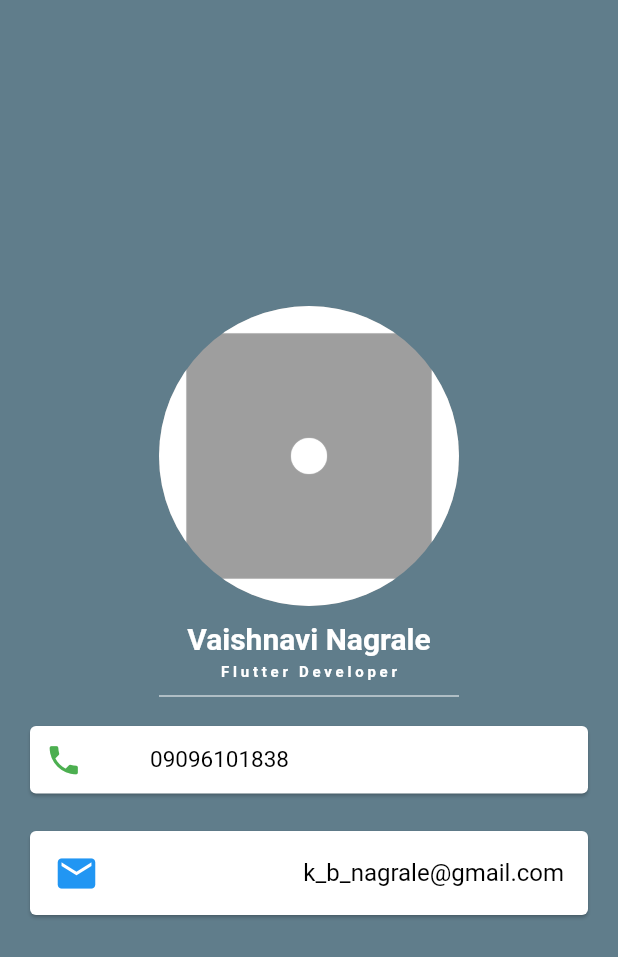
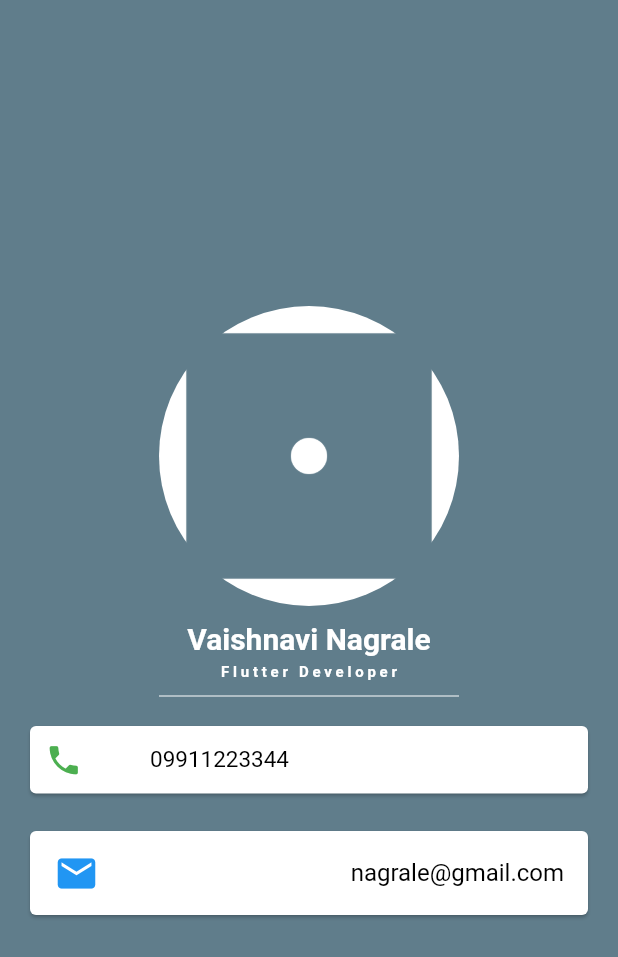
Before and after one commit to VaishnaviNagrale/MiCard, a Flutter app: the screen it shows after launch, on a phone screen of 412 x 824 dp. Shown: the top 957 px of the screen. Run offline on Flutter 3.47's test engine with Material 2 defaults, Android fonts, the phone set to English and light mode, and no system bars; Roboto replaces fonts that are missing (Pacifico).

Commit message:
project updated

```diff
--- a/lib/main.dart
+++ b/lib/main.dart
@@ -19,7 +19,7 @@ class MyApp extends StatelessWidget {
                 const CircleAvatar(
                   radius: 100.0,
                   backgroundImage: AssetImage('assets/dice1.png'),
-                  backgroundColor: Colors.grey,
+                  backgroundColor: Colors.blueGrey,
                 ),
                 SizedBox(
                   height: 10.0,
@@ -67,7 +67,7 @@ class MyApp extends StatelessWidget {
                         SizedBox(
                           width: 45.0,
                         ),
-                        Text('09096101838',
+                        Text('09911223344',
                            style: TextStyle(
                              color: Colors.black,
                              fontSize: 15.0,
@@ -92,7 +92,7 @@ class MyApp extends StatelessWidget {
                         size: 30.0,
                         color: Colors.blue,
                       ),
-                      trailing: Text('k_b_nagrale@gmail.com',
+                      trailing: Text('nagrale@gmail.com',
                         style: TextStyle(
                           color: Colors.black,
                           fontSize: 16.0,
```
